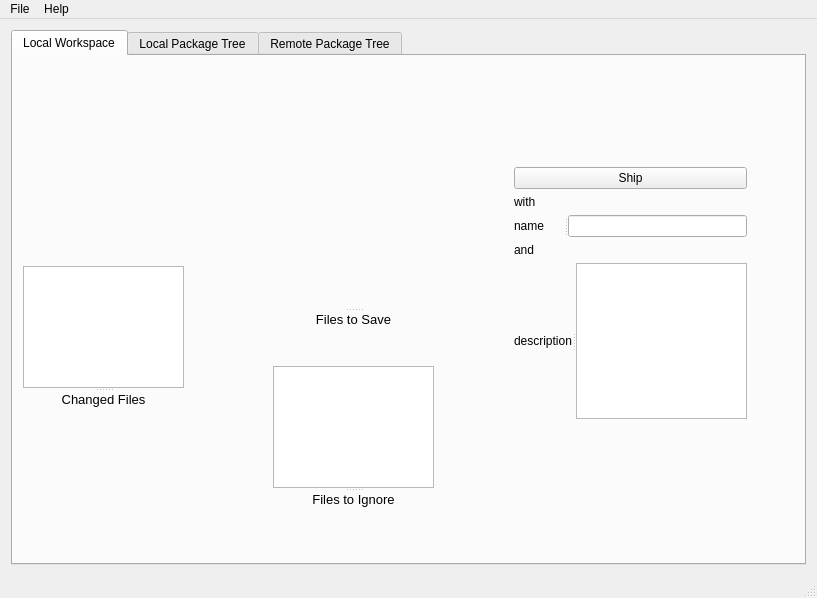
The window that mainwindow.ui (jgm/gitit) describes before a commit, drawn with Qt 5.
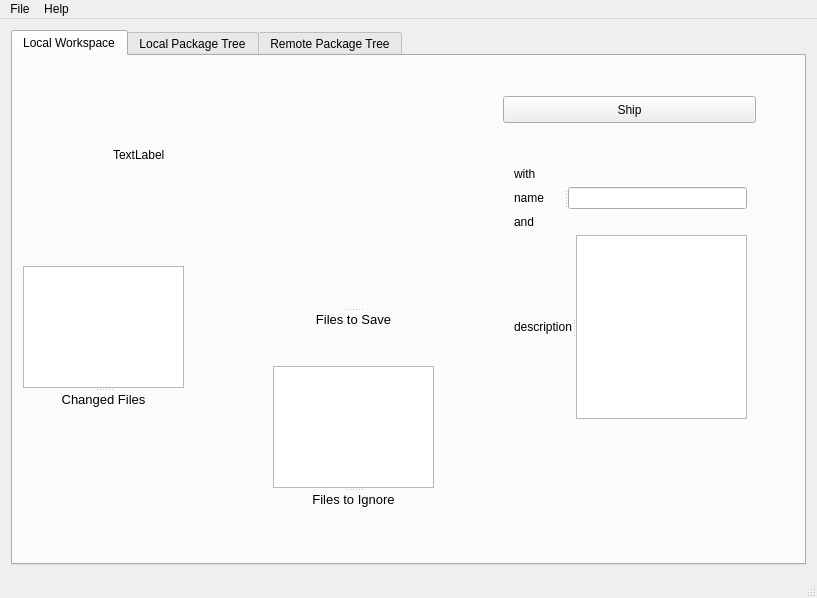
The same window after the commit. Icons and pictures are not drawn.

Diff of the .ui file:
```diff
--- a/mainwindow.ui
+++ b/mainwindow.ui
@@ -39,13 +39,6 @@
            </rect>
           </property>
           <layout class="QVBoxLayout" name="verticalLayout_2">
-           <item>
-            <widget class="QPushButton" name="pushButton">
-             <property name="text">
-              <string>Ship</string>
-             </property>
-            </widget>
-           </item>
            <item>
             <widget class="QLabel" name="label_4">
              <property name="text">
@@ -199,6 +192,32 @@
            <bool>true</bool>
           </property>
          </widget>
+         <widget class="QPushButton" name="pushButton">
+          <property name="geometry">
+           <rect>
+            <x>490</x>
+            <y>40</y>
+            <width>253</width>
+            <height>27</height>
+           </rect>
+          </property>
+          <property name="text">
+           <string>Ship</string>
+          </property>
+         </widget>
+         <widget class="QLabel" name="label_8">
+          <property name="geometry">
+           <rect>
+            <x>100</x>
+            <y>90</y>
+            <width>62</width>
+            <height>17</height>
+           </rect>
+          </property>
+          <property name="text">
+           <string>TextLabel</string>
+          </property>
+         </widget>
         </widget>
         <widget class="QWidget" name="localPackageTree">
          <attribute name="title">
```
Left out of the diff: 7 changed lines with no effect on the pictures.
